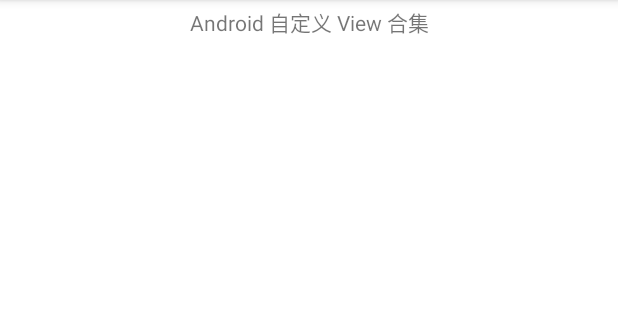
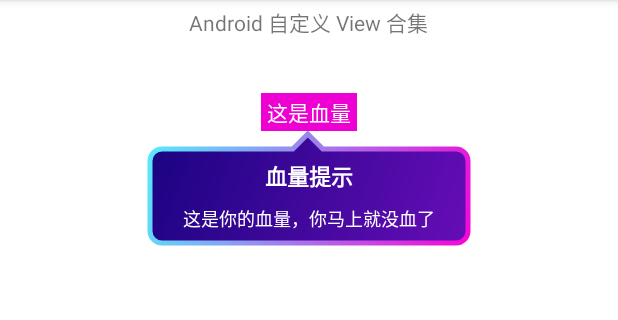
Before and after one commit to CherryLover/ViewCollection, an Android app built with Jetpack Compose: the ViewFragment screen opened directly, with no data from a screen before it, on a phone screen of 412 x 824 dp, the part 84-404 px from its top. Run offline under Robolectric (Android 15) with nearby library versions, the phone set to English and light mode, and no system bars.

Commit message:
feat: 🎸 新增引导 View

```diff
--- /dev/null
+++ b/app/src/main/java/me/monster/viewcollection/widget/GameGuideView.kt
@@ -0,0 +1,331 @@
+package me.monster.viewcollection.widget
+
+import android.animation.Keyframe
+import android.animation.ObjectAnimator
+import android.animation.PropertyValuesHolder
+import android.content.Context
+import android.graphics.*
+import android.os.Build
+import android.text.Layout
+import android.text.StaticLayout
+import android.text.TextPaint
+import android.util.AttributeSet
+import android.view.View
+import android.view.animation.LinearInterpolator
+import me.monster.viewcollection.R
+
+/**
+ * @description 引导卡片的自定义 View 绘制
+ * @author: Created jiangjiwei in 2021/12/2 5:07 下午
+ */
+class GameGuideView @JvmOverloads constructor(
+    context: Context,
+    attrs: AttributeSet? = null,
+    defStyleAttr: Int = 0
+) : View(context, attrs, defStyleAttr) {
+
+    companion object {
+        private const val TAG = "GuideView"
+
+        private const val content_alignment_start = 0
+        private const val content_alignment_center = 1
+
+        private const val arrow_diction_top = 0
+        private const val arrow_diction_bottom = 1
+    }
+
+    private val borderPaint: Paint = Paint(Paint.ANTI_ALIAS_FLAG)
+    private val bgPaint: Paint = Paint(Paint.ANTI_ALIAS_FLAG)
+
+    private val debugPaint: Paint by lazy {
+        Paint(Paint.ANTI_ALIAS_FLAG).apply {
+            color = Color.BLACK
+            style = Paint.Style.FILL
+        }
+    }
+
+    private val borderColor: LinearGradient by lazy { LinearGradient(0F, 0F, width.toFloat(), height.toFloat(), borderColor1, borderColor2, Shader.TileMode.CLAMP) }
+    private val fillColor: LinearGradient by lazy { LinearGradient(0F, 0F, width.toFloat(), height.toFloat(), fillColor1, fillColor2, Shader.TileMode.CLAMP) }
+
+    private val path: Path = Path()
+    private val triangle: Path = Path()
+
+    private val edgeSpace = 2.dp.toFloat()
+    private val cornerRadius: Float
+    private val borderWidth: Float
+
+    private val triangleBaseLength: Float
+    private val triangleHeight: Float
+    private val triangleTopRatio: Float
+    var triangleBaseRatio: Float = 0.5F
+        set(value) {
+            field = value
+            requestLayout()
+        }
+    private val triangleCenterInRect: Boolean
+
+    private var title: String
+    private var content: String
+
+    private val textWrapWidth: Int
+
+    private val titlePaint: Paint = Paint(Paint.ANTI_ALIAS_FLAG)
+    private val contentPaint: Paint = Paint(Paint.ANTI_ALIAS_FLAG)
+
+    private var titleStatic: StaticLayout? = null
+    private var contentStatic: StaticLayout ? = null
+
+    private var titleHeight = 0F
+    private var contentHeight = 0F
+
+    private val textMarginV: Float
+    private val textMarginH: Float
+
+    private val arrowDirection: Int
+
+    /**
+     * 标题和内容的间隔
+     */
+    private val titleContentSpace: Float
+
+    private val borderColor1: Int
+    private val borderColor2: Int
+
+    private val fillColor1: Int
+    private val fillColor2: Int
+
+    private var shakeVAnimator: ObjectAnimator? = null
+    val alignment: Int
+    val lineSpaceMultiplier: Float
+
+    init {
+        val ta = context.obtainStyledAttributes(attrs, R.styleable.GameGuideView)
+        borderWidth = ta.getDimensionPixelSize(R.styleable.GameGuideView_gv_border_width, 2.dp).toFloat()
+        cornerRadius = ta.getDimensionPixelSize(R.styleable.GameGuideView_gv_corner_radius, 8.dp).toFloat()
+        triangleBaseLength = ta.getDimensionPixelSize(R.styleable.GameGuideView_gv_arrow_base_length, 20.dp).toFloat()
+        triangleHeight = ta.getDimensionPixelSize(R.styleable.GameGuideView_gv_arrow_height, 10.dp).toFloat()
+        triangleTopRatio = ta.getFloat(R.styleable.GameGuideView_gv_arrow_top_ratio, 0.5F)
+        triangleBaseRatio = ta.getFloat(R.styleable.GameGuideView_gv_arrow_base_length_ratio, 0.6F)
+        triangleCenterInRect = ta.getBoolean(R.styleable.GameGuideView_gv_arrow_center_in_rect, true)
+        title = ta.getString(R.styleable.GameGuideView_gv_title) ?: ""
+        content = ta.getString(R.styleable.GameGuideView_gv_content) ?: ""
+        textWrapWidth = ta.getDimensionPixelSize(R.styleable.GameGuideView_gv_text_wrap_width, 230.dp)
+        alignment = ta.getInt(R.styleable.GameGuideView_gv_content_alignment, content_alignment_center)
+        textMarginH = ta.getDimensionPixelSize(R.styleable.GameGuideView_gv_text_margin_h, 10.dp).toFloat()
+        textMarginV = ta.getDimensionPixelSize(R.styleable.GameGuideView_gv_text_margin_v, 10.dp).toFloat()
+        titleContentSpace = ta.getDimensionPixelSize(R.styleable.GameGuideView_gv_title_content_space, 10.dp).toFloat()
+        arrowDirection = ta.getInt(R.styleable.GameGuideView_gv_arrow_diction, arrow_diction_top)
+        borderColor1 = ta.getColor(R.styleable.GameGuideView_gv_border_color_1, Color.parseColor("#51F0FE"))
+        borderColor2 = ta.getColor(R.styleable.GameGuideView_gv_border_color_2, Color.parseColor("#F603D6"))
+        fillColor1 = ta.getColor(R.styleable.GameGuideView_gv_fill_color_2, Color.parseColor("#190380"))
+        fillColor2 = ta.getColor(R.styleable.GameGuideView_gv_fill_color_2, Color.parseColor("#670DB7"))
+        lineSpaceMultiplier = ta.getFloat(R.styleable.GameGuideView_gv_text_line_spacing_multiplier, 1.1F)
+        val titleTextSize = ta.getDimensionPixelSize(R.styleable.GameGuideView_gv_title_text_size, 15.sp).toFloat()
+        val contentTextSize = ta.getDimensionPixelSize(R.styleable.GameGuideView_gv_content_text_size, 12.sp).toFloat()
+        ta.recycle()
+
+        titlePaint.textSize = titleTextSize
+        titlePaint.color = Color.WHITE
+        titlePaint.typeface = Typeface.DEFAULT_BOLD
+        contentPaint.textSize = contentTextSize
+        contentPaint.color = Color.WHITE
+        setupStaticLayout()
+    }
+
+    private fun getAlignment(): Layout.Alignment {
+        return if (alignment == content_alignment_center) Layout.Alignment.ALIGN_CENTER else Layout.Alignment.ALIGN_NORMAL
+    }
+
+    private fun setupStaticLayout() {
+        titleStatic = if (Build.VERSION.SDK_INT >= Build.VERSION_CODES.M) {
+            StaticLayout.Builder.obtain(title, 0, title.length, TextPaint(titlePaint), textWrapWidth)
+                .setAlignment(Layout.Alignment.ALIGN_CENTER)
+                .setLineSpacing(0F, 1.1F)
+                .build()
+        } else {
+            StaticLayout(title, TextPaint(titlePaint), textWrapWidth, Layout.Alignment.ALIGN_CENTER, 1.1F, 0F, true)
+        }
+
+        contentStatic = if (Build.VERSION.SDK_INT >= Build.VERSION_CODES.M) {
+            StaticLayout.Builder.obtain(content, 0, content.length, TextPaint(contentPaint), textWrapWidth)
+                .setAlignment(getAlignment())
+                .setLineSpacing(0F, lineSpaceMultiplier)
+                .build()
+        } else {
+            StaticLayout(content, TextPaint(contentPaint), textWrapWidth, getAlignment(), lineSpaceMultiplier, 0F, true)
+        }
+        titleHeight = if (title.isEmpty()) {
+            0F
+        } else {
+            titleStatic!!.height.toFloat()
+        }
+        contentHeight = if (content.isEmpty()) {
+            0F
+        } else {
+            contentStatic!!.height.toFloat()
+        }
+    }
+
+    override fun onMeasure(widthMeasureSpec: Int, heightMeasureSpec: Int) {
+        val fW = textWrapWidth + (textMarginH * 2).toInt()
+        val fH = (textMarginV * 2).toInt() + titleHeight.toInt() + (if (title.isEmpty()) 0 else titleContentSpace.toInt()) + contentHeight.toInt() + triangleHeight.toInt()
+        setMeasuredDimension(fW, fH)
+    }
+//
+    override fun onSizeChanged(w: Int, h: Int, oldw: Int, oldh: Int) {
+//        setupPath(fW, fH)
+        setupPath(w, h)
+
+        bgPaint.style = Paint.Style.FILL
+        bgPaint.shader = fillColor
+
+        borderPaint.strokeCap = Paint.Cap.ROUND
+        borderPaint.style = Paint.Style.STROKE
+        borderPaint.strokeWidth = borderWidth
+        borderPaint.shader = borderColor
+    }
+
+    private fun setupPath(width: Int, height: Int) {
+        val attachLineY = if (arrowDirection == arrow_diction_bottom) {
+            val rectBottom = height - edgeSpace - triangleHeight
+            path.addRoundRect(
+                edgeSpace,
+                edgeSpace,
+                width - edgeSpace,
+                rectBottom,
+                cornerRadius, cornerRadius, Path.Direction.CW
+            )
+            rectBottom
+        } else {
+            val rectTop = edgeSpace + triangleHeight
+            path.addRoundRect(
+                edgeSpace,
+                rectTop,
+                width - edgeSpace,
+                height - edgeSpace,
+                cornerRadius, cornerRadius, Path.Direction.CW
+            )
+            rectTop
+        }
+
+        val middle = (width - edgeSpace * 2) * 0.5F
+        val halfBaseLength = triangleBaseLength * 0.5F
+        // 三角形左顶点
+        val ts = if (triangleCenterInRect) {
+            middle - halfBaseLength
+        } else {
+            width * triangleBaseRatio
+        }
+        triangle.moveTo(ts, attachLineY)
+        // 三角形右顶点
+        triangle.lineTo(ts + triangleBaseLength, attachLineY)
+        // 三角形上顶点
+        if (arrowDirection == arrow_diction_bottom) {
+            triangle.lineTo(ts + (triangleBaseLength * triangleTopRatio), attachLineY + triangleHeight)
+        } else {
+            triangle.lineTo(ts + (triangleBaseLength * triangleTopRatio), attachLineY - triangleHeight)
+        }
+        triangle.close()
+        path.op(triangle, Path.Op.UNION)
+    }
+
+    override fun onDraw(canvas: Canvas) {
+        canvas.drawPath(path, bgPaint)
+        canvas.drawPath(path, borderPaint)
+
+//        canvas.drawPath(triangle, debugPaint)
+        val topDy = if (arrowDirection == arrow_diction_top) {
+            textMarginV + triangleHeight
+        } else {
+            textMarginV
+        }
+
+        canvas.translate(textMarginH, topDy)
+        titleStatic?.draw(canvas)
+        val dy = if (title.isEmpty()) {
+            titleHeight
+        } else {
+            titleHeight + titleContentSpace
+        }
+        canvas.translate(0F, dy)
+        contentStatic?.draw(canvas)
+    }
+
+    fun alphaIn() {
+        ObjectAnimator.ofFloat(this, "alpha", 0F, 1F).apply {
+            duration = 200
+            start()
+        }
+    }
+
+    fun alphaOut() {
+        ObjectAnimator.ofFloat(this, "alpha", 1F, 0F).apply {
+            duration = 200
+            start()
+        }
+    }
+
+    fun rightIn() {
+        ObjectAnimator.ofFloat(this, TRANSLATION_X, this.width.toFloat() * 2, 0F).apply {
+            duration = 400
+            start()
+        }
+    }
+
+    fun rightOut() {
+        ObjectAnimator.ofFloat(this, TRANSLATION_X, 0F, this.width.toFloat() * 2).apply {
+            duration = 400
+            start()
+        }
+    }
+
+    /**
+     * 垂直方向的抖动
+     * [dy] 抖动距离
+     * [loop] 是否循环
+     */
+    fun shakeVertical(
+        loop: Boolean = false,
+        dy: Float = 5.dp.toFloat(),
+        duration: Long = 2000
+    ) {
+        if (shakeVAnimator == null) {
+            val keyframeHolder = PropertyValuesHolder.ofKeyframe(
+                TRANSLATION_Y,
+                Keyframe.ofFloat(0F, 0F),
+                Keyframe.ofFloat(0.25F, dy),
+                Keyframe.ofFloat(0.50F, 0F),
+                Keyframe.ofFloat(0.75F, -dy),
+                Keyframe.ofFloat(1F, 0F)
+            )
+            shakeVAnimator = ObjectAnimator.ofPropertyValuesHolder(this, keyframeHolder).apply {
+                this.duration = duration
+                interpolator = LinearInterpolator()
+                if (loop) {
+                    repeatCount = ObjectAnimator.INFINITE
+                    repeatMode = ObjectAnimator.RESTART
+                }
+            }
+        }
+        if (shakeVAnimator?.isRunning == true) {
+            return
+        }
+        shakeVAnimator?.start()
+    }
+
+    fun setupText(title: String, content: String) {
+        this.title = title
+        this.content = content
+        setupStaticLayout()
+    }
+
+    override fun onDetachedFromWindow() {
+        super.onDetachedFromWindow()
+        shakeVAnimator?.apply {
+            if (isRunning) {
+                end()
+            }
+        }
+    }
+
+}
--- /dev/null
+++ b/app/src/main/java/me/monster/viewcollection/widget/sp.kt
@@ -0,0 +1,16 @@
+package me.monster.viewcollection.widget
+
+import android.content.res.Resources
+import android.util.TypedValue
+
+internal val Float.sp: Int
+    get() = TypedValue.applyDimension(TypedValue.COMPLEX_UNIT_SP, this, Resources.getSystem().displayMetrics).toInt()
+
+internal val Float.dp
+    get() = TypedValue.applyDimension(TypedValue.COMPLEX_UNIT_DIP, this, Resources.getSystem().displayMetrics).toInt()
+
+internal val Int.sp: Int
+    get() = TypedValue.applyDimension(TypedValue.COMPLEX_UNIT_SP, this.toFloat(), Resources.getSystem().displayMetrics).toInt()
+
+internal val Int.dp
+    get() = TypedValue.applyDimension(TypedValue.COMPLEX_UNIT_DIP, this.toFloat(), Resources.getSystem().displayMetrics).toInt()
--- a/app/src/main/res/layout/fragment_view.xml
+++ b/app/src/main/res/layout/fragment_view.xml
@@ -1,14 +1,20 @@
 <?xml version="1.0" encoding="utf-8"?>
-<androidx.constraintlayout.widget.ConstraintLayout xmlns:android="http://schemas.android.com/apk/res/android"
+<ScrollView xmlns:android="http://schemas.android.com/apk/res/android"
     xmlns:app="http://schemas.android.com/apk/res-auto"
     xmlns:tools="http://schemas.android.com/tools"
     android:layout_width="match_parent"
     android:layout_height="match_parent"
     tools:ignore="HardcodedText">
 
+    <androidx.appcompat.widget.LinearLayoutCompat
+        android:layout_width="match_parent"
+        android:layout_height="wrap_content"
+        android:orientation="vertical">
+
         <TextView
             android:layout_width="wrap_content"
             android:layout_height="wrap_content"
+            android:layout_gravity="center_horizontal"
             android:paddingHorizontal="8dp"
             android:paddingVertical="4dp"
             android:text="Android 自定义 View 合集"
@@ -16,4 +22,48 @@
             app:layout_constraintStart_toStartOf="parent"
             app:layout_constraintTop_toTopOf="parent" />
 
+        <androidx.constraintlayout.widget.ConstraintLayout
+            android:layout_width="match_parent"
+            android:layout_height="wrap_content">
+
+            <TextView
+                android:id="@+id/tvBlood"
+                android:layout_width="wrap_content"
+                android:layout_height="wrap_content"
+                android:background="#EF00D2"
+                android:paddingHorizontal="4dp"
+                android:paddingVertical="2dp"
+                android:text="这是血量"
+                android:textColor="@android:color/white"
+                app:layout_constraintBottom_toBottomOf="parent"
+                app:layout_constraintEnd_toEndOf="parent"
+                app:layout_constraintStart_toStartOf="parent"
+                app:layout_constraintTop_toTopOf="parent"
+                app:layout_constraintVertical_bias="0.3" />
+
+
+            <me.monster.viewcollection.widget.GameGuideView
+                android:id="@+id/ggvBlood"
+                android:layout_width="wrap_content"
+                android:layout_height="wrap_content"
+                app:gv_arrow_base_length="20dp"
+                app:gv_arrow_base_length_ratio="0.45"
+                app:gv_arrow_center_in_rect="false"
+                app:gv_arrow_diction="top"
+                app:gv_arrow_height="10dp"
+                app:gv_arrow_top_ratio="0.5"
+                app:gv_border_width="3dp"
+                app:gv_content="这是你的血量，你马上就没血了"
+                app:gv_content_alignment="center"
+                app:gv_corner_radius="8dp"
+                app:gv_text_margin_h="18dp"
+                app:gv_text_margin_v="10dp"
+                app:gv_text_wrap_width="180dp"
+                app:gv_title="血量提示"
+                app:layout_constraintEnd_toEndOf="@id/tvBlood"
+                app:layout_constraintStart_toStartOf="@id/tvBlood"
+                app:layout_constraintTop_toBottomOf="@id/tvBlood" />
+
         </androidx.constraintlayout.widget.ConstraintLayout>
+    </androidx.appcompat.widget.LinearLayoutCompat>
+</ScrollView>
```
Also changed, not shown: app/src/main/res/values/attr.xml (added, +55 -0 lines). Lines whose indentation alone changed are shown as unchanged.
